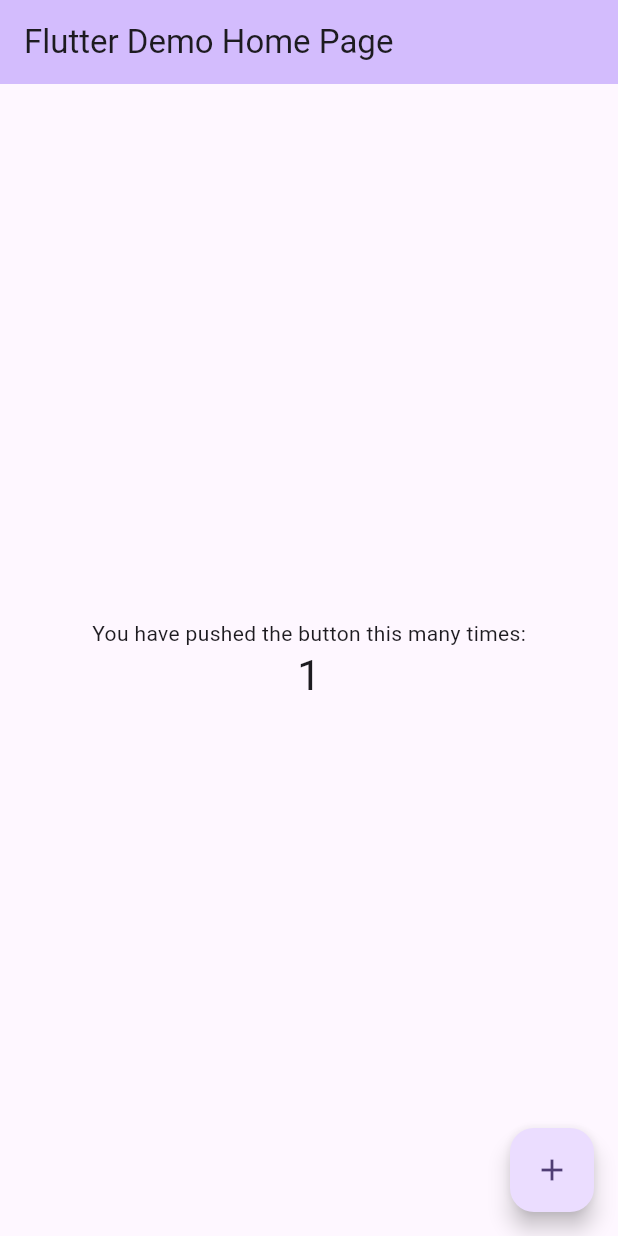
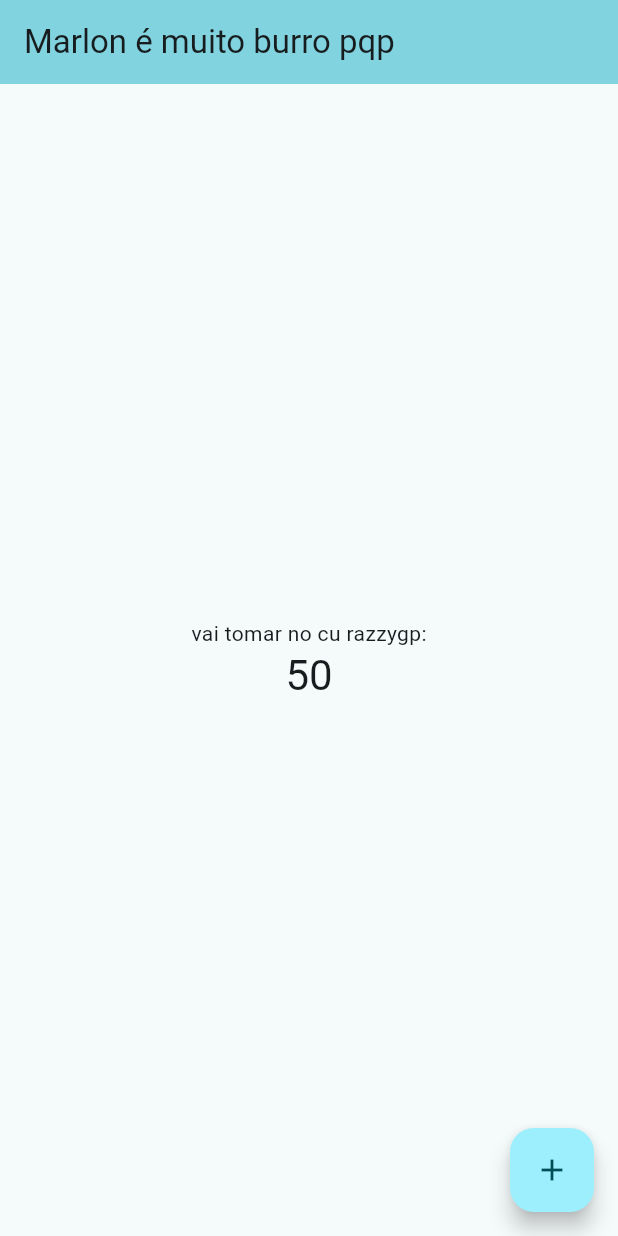
Before and after one commit to PullDK/Comecando-no-Flutter, a Flutter app: the screen it shows after launch, after a tap on the "add" icon, on a phone screen of 412 x 824 dp. Run offline on Flutter 3.47's test engine with Material 3 defaults, Android fonts, the phone set to English and light mode, and no system bars.

Commit message:
Aprendendo a mudar a quantidade de numeros a serem adicionados quando clico no botao +

```diff
--- a/lib/main.dart
+++ b/lib/main.dart
@@ -29,10 +29,11 @@ class MyApp extends StatelessWidget {
         //
         // This works for code too, not just values: Most code changes can be
         // tested with just a hot reload.
-        colorScheme: ColorScheme.fromSeed(seedColor: Colors.deepPurple),
+        colorScheme:
+            ColorScheme.fromSeed(seedColor: Color.fromARGB(255, 247, 247, 247)),
         useMaterial3: true,
       ),
-      home: const MyHomePage(title: 'Flutter Demo Home Page'),
+      home: const MyHomePage(title: 'Marlon é muito burro pqp'),
     );
   }
 }
@@ -57,7 +58,7 @@ class MyHomePage extends StatefulWidget {
 
 // comentario teste
 class _MyHomePageState extends State<MyHomePage> {
-  int _counter = 0;
+  int _counter = 20;
 
   void _incrementCounter() {
     setState(() {
@@ -66,7 +67,7 @@ class _MyHomePageState extends State<MyHomePage> {
       // so that the display can reflect the updated values. If we changed
       // _counter without calling setState(), then the build method would not be
       // called again, and so nothing would appear to happen.
-      _counter++;
+      _counter += 30;
     });
   }
 
@@ -108,7 +109,7 @@ class _MyHomePageState extends State<MyHomePage> {
           mainAxisAlignment: MainAxisAlignment.center,
           children: <Widget>[
             const Text(
-              'You have pushed the button this many times:',
+              'vai tomar no cu razzygp:',
             ),
             Text(
               '$_counter',
```
